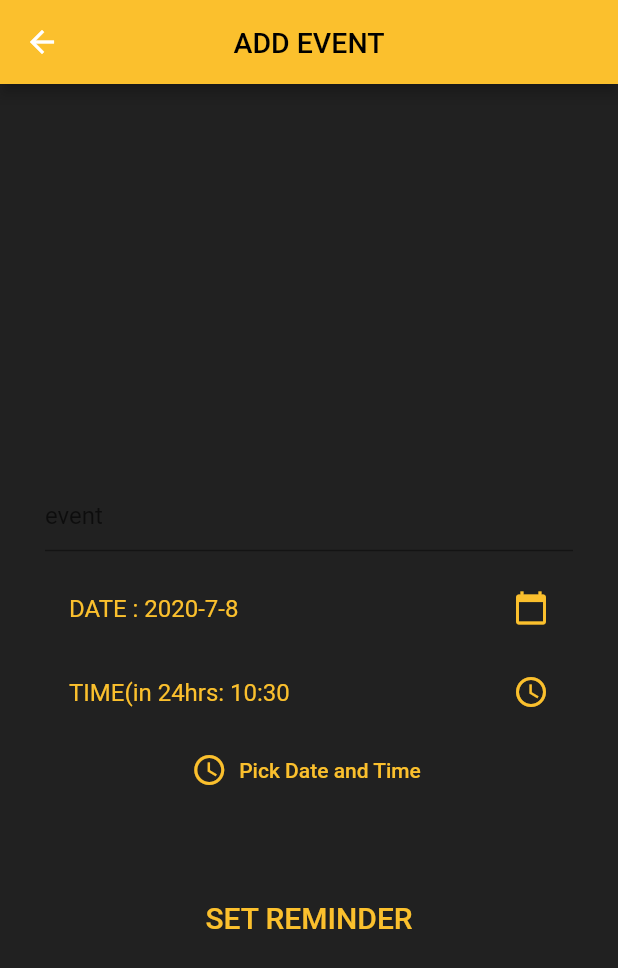
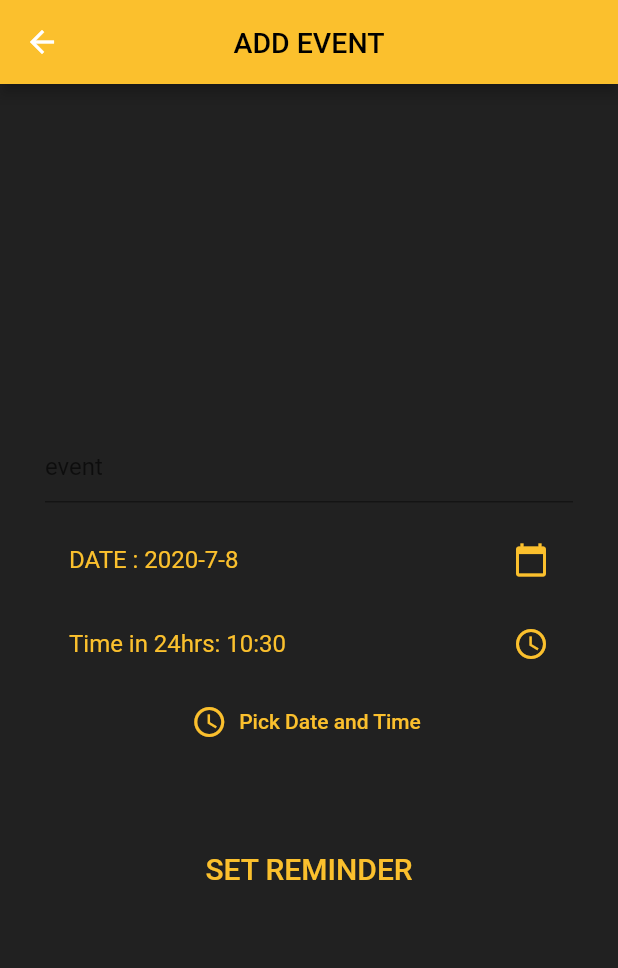
Before and after one commit to mkp6781/BEGINNER-FLUTTER-APPLICATIONS, a Flutter app: the screen it shows after launch, after a tap on the "alarm add" icon, on a phone screen of 412 x 824 dp. Shown: the top 968 px of the screen. Run offline on Flutter 3.47's test engine with Material 2 defaults, Android fonts, the phone set to English and light mode, and no system bars; our stand-ins replace sqflite; accounts and stored records are empty.

```diff
--- a/to_do_list/lib/add_event.dart
+++ b/to_do_list/lib/add_event.dart
@@ -19,6 +19,8 @@ class _addEventState extends State<addEvent> {
   @override
   Widget build(BuildContext context) {
     return Scaffold(
+      resizeToAvoidBottomInset: false ,
+      resizeToAvoidBottomPadding: false,
       appBar: AppBar(
         title: Text("ADD EVENT" ,
         style: TextStyle(
@@ -30,11 +32,9 @@ class _addEventState extends State<addEvent> {
         centerTitle: true,
       ),
       body: Padding(
-        padding: EdgeInsets.fromLTRB(30,150, 30, 75),
+        padding: EdgeInsets.fromLTRB(30,30, 30, 20),
         child: Column(
           mainAxisAlignment: MainAxisAlignment.center,
-          children: <Widget>[
-            Column(
           children: <Widget>[
                 TextField(
                   controller: ctrl,
@@ -53,8 +53,6 @@ class _addEventState extends State<addEvent> {
                   },
                 ),
                 SizedBox(height: 10),
-              ],
-            ),
                 ListTile(
                   title: Text("DATE : ${_date.year}-${_date.month}-${_date.day}",
                     style: TextStyle(
@@ -68,7 +66,7 @@ class _addEventState extends State<addEvent> {
                 ),
                 ListTile(
                   title: Text(
-                "TIME(in 24hrs: ${_time.hour}:${_time.minute}",
+                    "Time in 24hrs: ${_time.hour}:${_time.minute}",
                     style: TextStyle(
                         color: Colors.yellow[700]
                     ),
@@ -105,9 +103,9 @@ class _addEventState extends State<addEvent> {
                   onPressed: (){
                     table = table_helper(event: event , date: _date.toIso8601String() , time: _time.toString(), id: id);
                     database_helper.db.insert_event(table);
-                setState(() {
-                  id+= 1;
-                });
+//                    setState(() {
+//                      id+= 1;
+//                    });
                     ctrl.clear();
                     Navigator.pop(context);
                   },
--- a/to_do_list/lib/database_class.dart
+++ b/to_do_list/lib/database_class.dart
@@ -1,5 +1,6 @@
 import 'package:path/path.dart';
 import 'package:sqflite/sqflite.dart';
+import 'package:sqflite/sqlite_api.dart';
 import 'dart:async';
 
 final String tablename = "EVENT_SCHEDULE";
@@ -18,6 +19,7 @@ class table_helper {
 
   Map<String, dynamic> toMap() {
     Map<String,dynamic> map = <String , dynamic>{
+      col_1: id,
       col_2: event,
       col_3: date,
       col_4: time
@@ -36,7 +38,7 @@ class table_helper {
 class database_helper {
   database_helper._();
   static final database_helper db = database_helper._();
-  Database _database;
+  static Database _database;
 
   Future<Database> get database async{
     if(_database != null){
@@ -57,7 +59,7 @@ class database_helper {
     );
   }
 
-  Future<void> insert_event(table_helper table) async {
+  insert_event(table_helper table) async {
     final db = await database;
     try {
       await db.insert(tablename, table.toMap(),
@@ -69,14 +71,18 @@ class database_helper {
     }
   }
 
-  Future<List<Map<String,dynamic>>> get_event() async {
+  Future<dynamic> get_event() async {
     final db = await database;
     List<Map<String,dynamic>> res = await db.query(tablename);
+    if(res.length == 0){
+      print("IT IS NULL");
+      return null;
+    }
     return res;
+  }
+}
 //    List<table_helper> eventList = List<table_helper>();
 //    res.forEach ((currentEvent) {
 //      table_helper eventData = table_helper.fromMap(currentEvent);
 //      eventList.add(eventData);
 //    });
-  }
-}
--- a/to_do_list/lib/main.dart
+++ b/to_do_list/lib/main.dart
@@ -15,14 +15,13 @@ class eventPlanner extends StatefulWidget{
 }
 
 class _eventPlannerState extends State<eventPlanner> {
-//  Map<String , dynamic> new_event = {};
+  Map<String,dynamic> newEvent = {};
   Future events;
   Future<List<Map<String,dynamic>>> eventDisplay() async{
     var resmap = await database_helper.db.get_event();
     print(resmap.runtimeType);
     return resmap;
   }
-//  List<table_helper> eventList;
 
   @override
   void initState() {
@@ -45,35 +44,34 @@ class _eventPlannerState extends State<eventPlanner> {
       body: FutureBuilder(
         future: events,
         builder: (context , eventdata){
-          print("HI");
-          print(eventdata.data);
-          if(eventdata.connectionState == ConnectionState.none || eventdata.data.length == null){
-            print("HEY");
-            return Text("NO TABLE");
+          switch (eventdata.connectionState){
+            case ConnectionState.none:
+              return Container(
+                child: Text("NO DATA"),
+              );
+            case ConnectionState.waiting:
+              return Container(
+                child: Text("WAITING"),
+              );
+            case ConnectionState.active:
+              return Container(
+                child: Text("ACTIVE"),
+              );
+            case ConnectionState.done:
+              if(!newEvent.containsKey('DATE')) {
+                if(eventdata.data == null){
+                  break;
                 }
-  //        switch (eventdata.connectionState){
-  //          case ConnectionState.none:
-  //            return Container(
-  //              child: Text("NO DATA"),
-  //            );
-  //          case ConnectionState.waiting:
-  //            return Container(
-  //              child: Text("WAITING"),
-  //            );
-  //          case ConnectionState.active:
-  //            return Container(
-  //              child: Text("ACTIVE"),
-  //            );
-  //          case ConnectionState.done:
-  //              print(eventdata.data);
-  //              return Text("NO table");
-  //        }
+                newEvent = Map<String, dynamic>.from(eventdata.data);
+              }
+              print(eventdata.data.length);
               return ListView.builder(
                   itemCount: eventdata.data.length,
                   itemBuilder: (BuildContext context , int index) {
-//              print(eventdata.data[index]);
+                    print(eventdata.data[index]);
                     table_helper _event = table_helper.fromMap(eventdata.data[index]);
                     print(_event.event);
+                    var date = DateTime.parse(_event.date);
                     return Card(
                       margin: EdgeInsets.fromLTRB(10, 1, 10, 1),
                       child: Column(
@@ -101,6 +99,18 @@ class _eventPlannerState extends State<eventPlanner> {
                     );
                   }
               );
+            }
+            return Container(
+                child: Center(
+                  child: Text(
+                    "YOU HAVE NO ACTIVITIES PLANNED",
+                    style: TextStyle(
+                        color: Colors.yellow[700]
+                    ),
+                  ),
+                ),
+            );
+
           }
         ),
       backgroundColor: Colors.grey[900],
```
Also changed, not shown: to_do_list/lib/object_card.dart (deleted, +0 -83 lines). Lines whose indentation alone changed are shown as unchanged.
